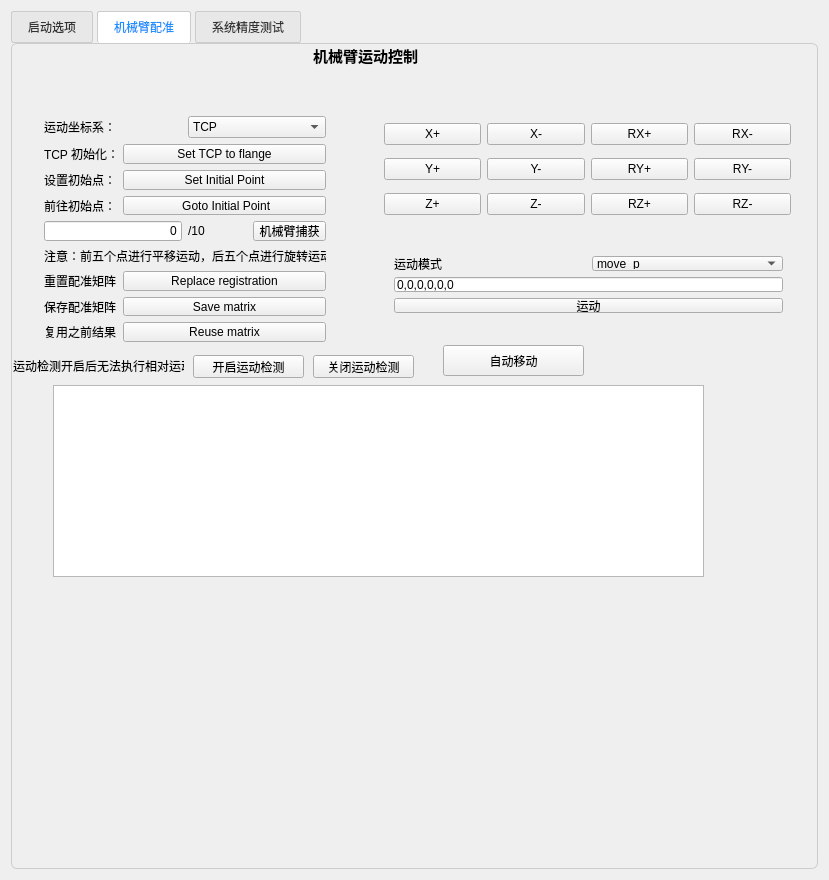
zhaomengxiao/LancetMITK-Adition, file Plugins/org.mitk.lancet.hansrobot/src/internal/HansRobotControls.ui: the form before one commit.
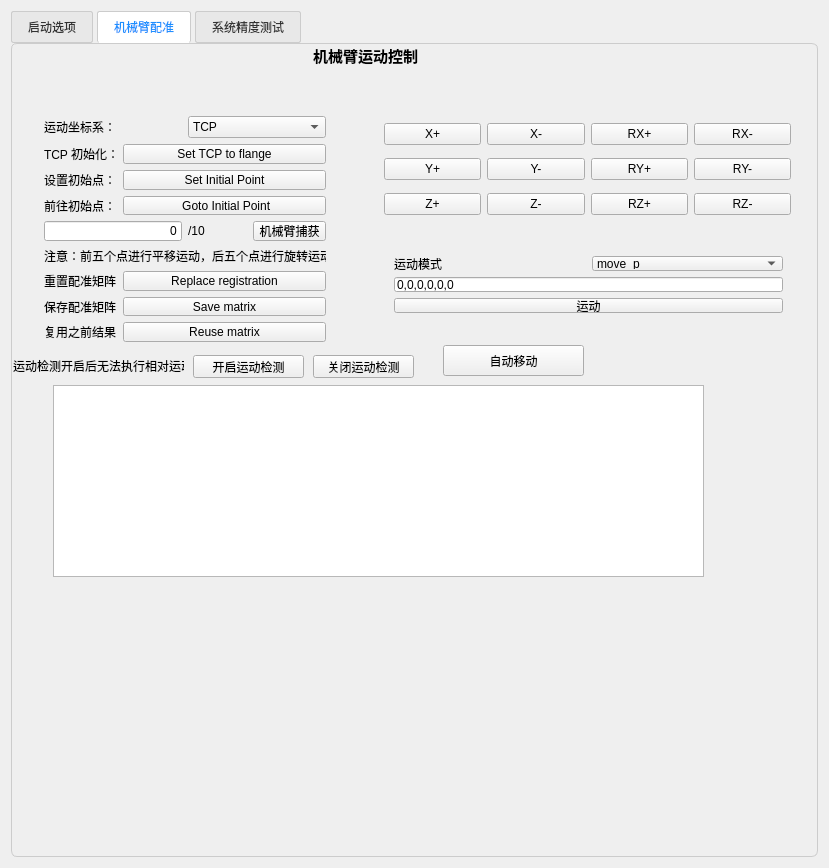
The form after the commit. Custom widgets are drawn as their Qt base class.

The edit to the form file:
```diff
--- a/Plugins/org.mitk.lancet.hansrobot/src/internal/HansRobotControls.ui
+++ b/Plugins/org.mitk.lancet.hansrobot/src/internal/HansRobotControls.ui
@@ -7,7 +7,7 @@
     <x>0</x>
     <y>0</y>
     <width>829</width>
-    <height>880</height>
+    <height>868</height>
    </rect>
   </property>
   <property name="minimumSize">
```
